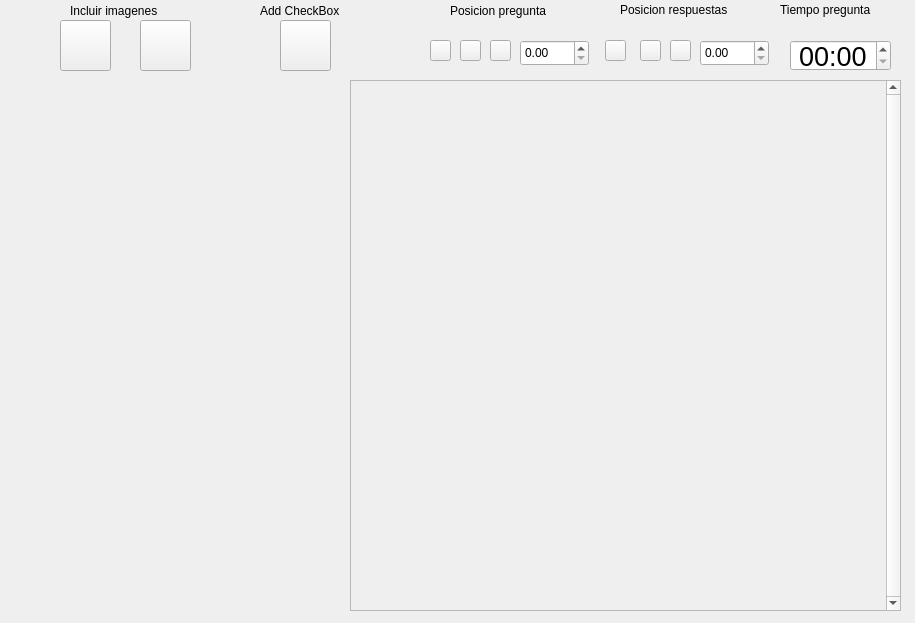
ronihdzz/DisenadorPreguntas, file DISENOS/modRespCheckBox_d.ui: the form before one commit.
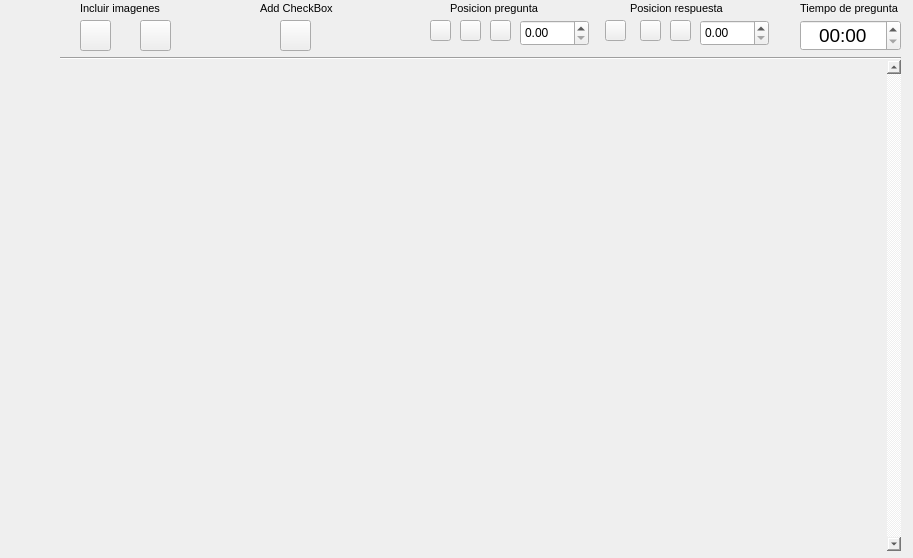
The form after the commit. Icons and pictures are not drawn.

Commit message: Los tres tipos de preguntas incluidos en el creador de cuestionarios final final, falta implementar las preguntas abiertas y el apartado de guardado y compartir asi como los controls y visualizar en el de abajo

Diff of the .ui file:
```diff
--- a/DISENOS/modRespCheckBox_d.ui
+++ b/DISENOS/modRespCheckBox_d.ui
@@ -6,8 +6,8 @@
    <rect>
     <x>0</x>
     <y>0</y>
-    <width>915</width>
-    <height>623</height>
+    <width>913</width>
+    <height>558</height>
    </rect>
   </property>
   <property name="windowTitle">
@@ -17,9 +17,9 @@
    <property name="geometry">
     <rect>
      <x>10</x>
-     <y>80</y>
+     <y>60</y>
      <width>331</width>
-     <height>531</height>
+     <height>491</height>
     </rect>
    </property>
    <property name="toolTipDuration">
@@ -42,7 +42,7 @@
    <property name="geometry">
     <rect>
      <x>520</x>
-     <y>40</y>
+     <y>20</y>
      <width>69</width>
      <height>26</height>
     </rect>
@@ -52,7 +52,7 @@
    <property name="geometry">
     <rect>
      <x>490</x>
-     <y>40</y>
+     <y>20</y>
      <width>21</width>
      <height>21</height>
     </rect>
@@ -71,7 +71,7 @@
    <property name="geometry">
     <rect>
      <x>460</x>
-     <y>40</y>
+     <y>20</y>
      <width>21</width>
      <height>21</height>
     </rect>
@@ -90,7 +90,7 @@
    <property name="geometry">
     <rect>
      <x>430</x>
-     <y>40</y>
+     <y>20</y>
      <width>21</width>
      <height>21</height>
     </rect>
@@ -108,15 +108,15 @@
   <widget class="QTimeEdit" name="timeEdit">
    <property name="geometry">
     <rect>
-     <x>790</x>
-     <y>40</y>
+     <x>800</x>
+     <y>20</y>
      <width>101</width>
      <height>31</height>
     </rect>
    </property>
    <property name="font">
     <font>
-     <pointsize>20</pointsize>
+     <pointsize>14</pointsize>
     </font>
    </property>
    <property name="alignment">
@@ -132,37 +132,11 @@
     <number>0</number>
    </property>
   </widget>
-  <widget class="QLabel" name="label_3">
-   <property name="geometry">
-    <rect>
-     <x>620</x>
-     <y>0</y>
-     <width>141</width>
-     <height>20</height>
-    </rect>
-   </property>
-   <property name="text">
-    <string>Posicion respuestas</string>
-   </property>
-  </widget>
-  <widget class="QLabel" name="label_4">
-   <property name="geometry">
-    <rect>
-     <x>450</x>
-     <y>0</y>
-     <width>141</width>
-     <height>21</height>
-    </rect>
-   </property>
-   <property name="text">
-    <string>Posicion pregunta</string>
-   </property>
-  </widget>
   <widget class="QPushButton" name="btn_respCen">
    <property name="geometry">
     <rect>
      <x>640</x>
-     <y>40</y>
+     <y>20</y>
      <width>21</width>
      <height>21</height>
     </rect>
@@ -178,7 +152,7 @@
    <property name="geometry">
     <rect>
      <x>605</x>
-     <y>40</y>
+     <y>20</y>
      <width>21</width>
      <height>21</height>
     </rect>
@@ -194,7 +168,7 @@
    <property name="geometry">
     <rect>
      <x>700</x>
-     <y>40</y>
+     <y>20</y>
      <width>69</width>
      <height>26</height>
     </rect>
@@ -204,7 +178,7 @@
    <property name="geometry">
     <rect>
      <x>670</x>
-     <y>40</y>
+     <y>20</y>
      <width>21</width>
      <height>21</height>
     </rect>
@@ -219,12 +193,17 @@
   <widget class="QLabel" name="label_5">
    <property name="geometry">
     <rect>
-     <x>70</x>
+     <x>80</x>
      <y>0</y>
-     <width>141</width>
-     <height>21</height>
+     <width>81</width>
+     <height>16</height>
     </rect>
    </property>
+   <property name="font">
+    <font>
+     <pointsize>8</pointsize>
+    </font>
+   </property>
    <property name="text">
     <string>Incluir imagenes</string>
    </property>
@@ -232,10 +211,10 @@
   <widget class="QPushButton" name="btn_pregImag0">
    <property name="geometry">
     <rect>
-     <x>60</x>
+     <x>80</x>
      <y>20</y>
-     <width>51</width>
-     <height>51</height>
+     <width>31</width>
+     <height>31</height>
     </rect>
    </property>
    <property name="styleSheet">
@@ -250,8 +229,8 @@
     <rect>
      <x>140</x>
      <y>20</y>
-     <width>51</width>
-     <height>51</height>
+     <width>31</width>
+     <height>31</height>
     </rect>
    </property>
    <property name="styleSheet">
@@ -261,28 +240,20 @@
     <string/>
    </property>
   </widget>
-  <widget class="QLabel" name="label_7">
-   <property name="geometry">
-    <rect>
-     <x>780</x>
-     <y>0</y>
-     <width>121</width>
-     <height>20</height>
-    </rect>
-   </property>
-   <property name="text">
-    <string>Tiempo pregunta</string>
-   </property>
-  </widget>
   <widget class="QLabel" name="label_6">
    <property name="geometry">
     <rect>
      <x>260</x>
      <y>0</y>
-     <width>121</width>
-     <height>21</height>
+     <width>81</width>
+     <height>16</height>
     </rect>
    </property>
+   <property name="font">
+    <font>
+     <pointsize>8</pointsize>
+    </font>
+   </property>
    <property name="text">
     <string>Add CheckBox</string>
    </property>
@@ -292,8 +263,8 @@
     <rect>
      <x>280</x>
      <y>20</y>
-     <width>51</width>
-     <height>51</height>
+     <width>31</width>
+     <height>31</height>
     </rect>
    </property>
    <property name="styleSheet">
@@ -307,11 +278,14 @@
    <property name="geometry">
     <rect>
      <x>350</x>
-     <y>80</y>
+     <y>60</y>
      <width>551</width>
-     <height>531</height>
+     <height>491</height>
     </rect>
    </property>
+   <property name="styleSheet">
+    <string notr="true"> border: none;</string>
+   </property>
    <property name="verticalScrollBarPolicy">
     <enum>Qt::ScrollBarAlwaysOn</enum>
    </property>
@@ -326,12 +300,79 @@
      <rect>
       <x>0</x>
       <y>0</y>
-      <width>535</width>
-      <height>529</height>
+      <width>537</width>
+      <height>491</height>
      </rect>
     </property>
    </widget>
   </widget>
+  <widget class="Line" name="line">
+   <property name="geometry">
+    <rect>
+     <x>60</x>
+     <y>50</y>
+     <width>841</width>
+     <height>16</height>
+    </rect>
+   </property>
+   <property name="orientation">
+    <enum>Qt::Horizontal</enum>
+   </property>
+  </widget>
+  <widget class="QLabel" name="label_8">
+   <property name="geometry">
+    <rect>
+     <x>450</x>
+     <y>0</y>
+     <width>91</width>
+     <height>16</height>
+    </rect>
+   </property>
+   <property name="font">
+    <font>
+     <pointsize>8</pointsize>
+    </font>
+   </property>
+   <property name="text">
+    <string>Posicion pregunta</string>
+   </property>
+  </widget>
+  <widget class="QLabel" name="label_9">
+   <property name="geometry">
+    <rect>
+     <x>630</x>
+     <y>0</y>
+     <width>101</width>
+     <height>16</height>
+    </rect>
+   </property>
+   <property name="font">
+    <font>
+     <pointsize>8</pointsize>
+    </font>
+   </property>
+   <property name="text">
+    <string>Posicion respuesta</string>
+   </property>
+  </widget>
+  <widget class="QLabel" name="label_10">
+   <property name="geometry">
+    <rect>
+     <x>800</x>
+     <y>0</y>
+     <width>101</width>
+     <height>16</height>
+    </rect>
+   </property>
+   <property name="font">
+    <font>
+     <pointsize>8</pointsize>
+    </font>
+   </property>
+   <property name="text">
+    <string>Tiempo de pregunta</string>
+   </property>
+  </widget>
  </widget>
  <resources>
   <include location="../imagenes.qrc"/>
```
The commit also changes 63 other files.
